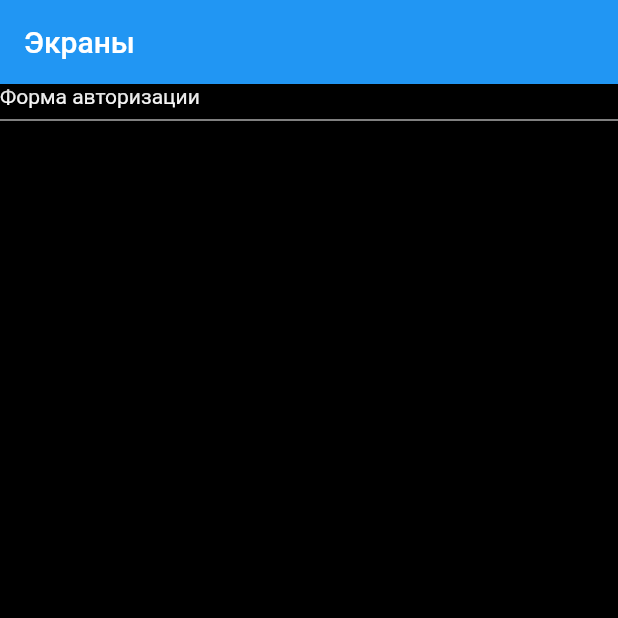
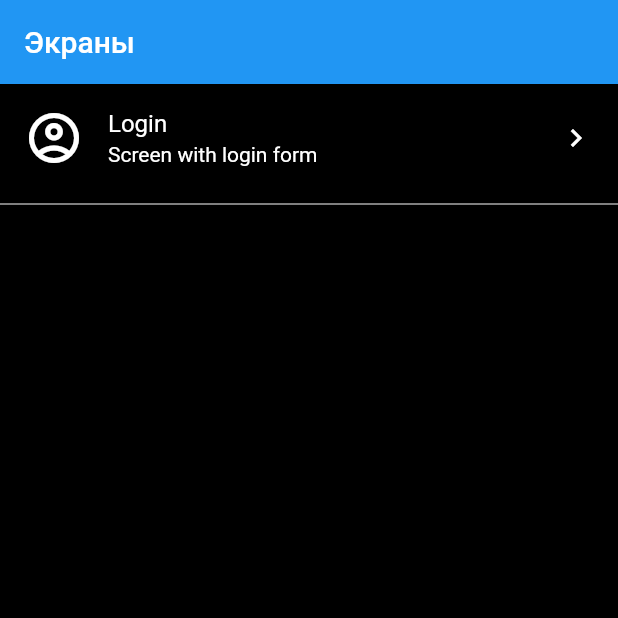
Before and after one commit to WhiteBearDeveloper/Flutter, a Flutter app: the screen it shows after launch, on a phone screen of 412 x 824 dp, the top half of it. Run offline on Flutter 3.47's test engine with Material 2 defaults, Android fonts, the phone set to English and light mode, and no system bars; our stand-ins replace font_awesome_flutter.

Commit message:
Update layout of list, styled it

```diff
--- a/lib/main.dart
+++ b/lib/main.dart
@@ -7,47 +7,47 @@ class MainScreen extends StatelessWidget {
     return Scaffold(
         backgroundColor: Colors.black,
         appBar: AppBar(title: Text('Экраны')),
-      body: new ListView(children: [
-        GestureDetector(
-          onTap: () => {
-            Navigator.pushNamed(context, '/login-screen')
-          },
-          child: Text(
-            'Форма авторизации',
+        body: new ListView(children: <Widget>[
+          ListTile(
+            leading: CircleAvatar(
+              child: Icon(
+                Icons.account_circle_outlined,
+                size: 40,
+                color: Colors.white,
+              ),
+              backgroundColor: Colors.transparent,
+            ),
+            title: Text(
+              'Login',
               style: TextStyle(
-                color: Colors.white
+                color: Colors.white,
+              )
+            ),
+            subtitle: Text(
+              'Screen with login form',
+              style: TextStyle(
+                color: Colors.white,
               ),
             ),
+            trailing: Icon(
+              Icons.keyboard_arrow_right,
+              color: Colors.white,
+            ),
+            onTap: () {
+              Navigator.pushNamed(context, '/login-screen');
+            },
           ),
           Divider(
             color: Colors.white,
           ),
-      ])// ListView
-      // body: Center(
-      //   child: Column(children: [
-      //     RaisedButton(
-      //       onPressed: (){
-      //         Navigator.pushNamed(context, '/login-screen');
-      //       },
-      //       child: Text(
-      //         'Форма авторизации',
-      //         style: TextStyle(
-      //           color: Colors.white
-      //         ),
-      //       )
-      //     )
-      //   ],)
-      // ),
-    );
+        ] // ListView
+            ));
   }
 }
 
 void main() {
-  runApp(MaterialApp(
-      initialRoute: '/',
-      routes: {
-        '/':(BuildContext context) => MainScreen(),
-        '/login-screen':(BuildContext context) => WBLoginScreen()
+  runApp(MaterialApp(initialRoute: '/', routes: {
+    '/': (BuildContext context) => MainScreen(),
+    '/login-screen': (BuildContext context) => WBLoginScreen()
+  }));
 }
-  ));
-}
```
Lines whose indentation alone changed are shown as unchanged.
